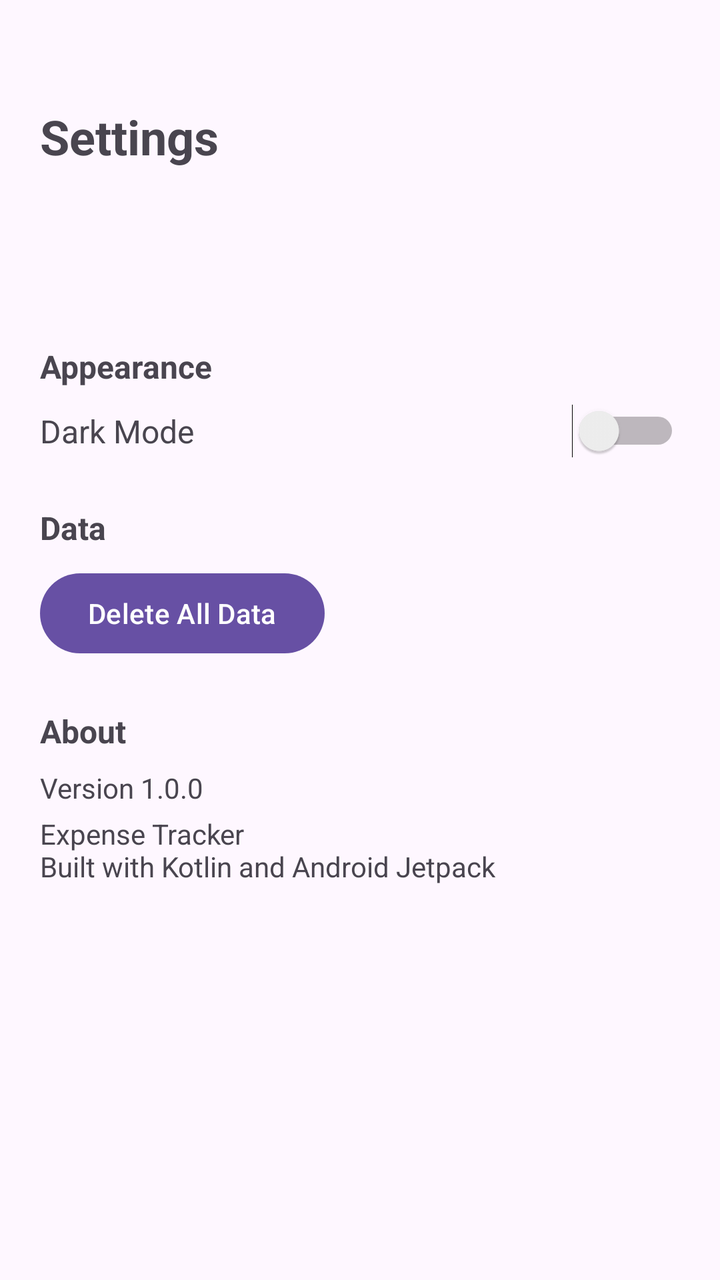
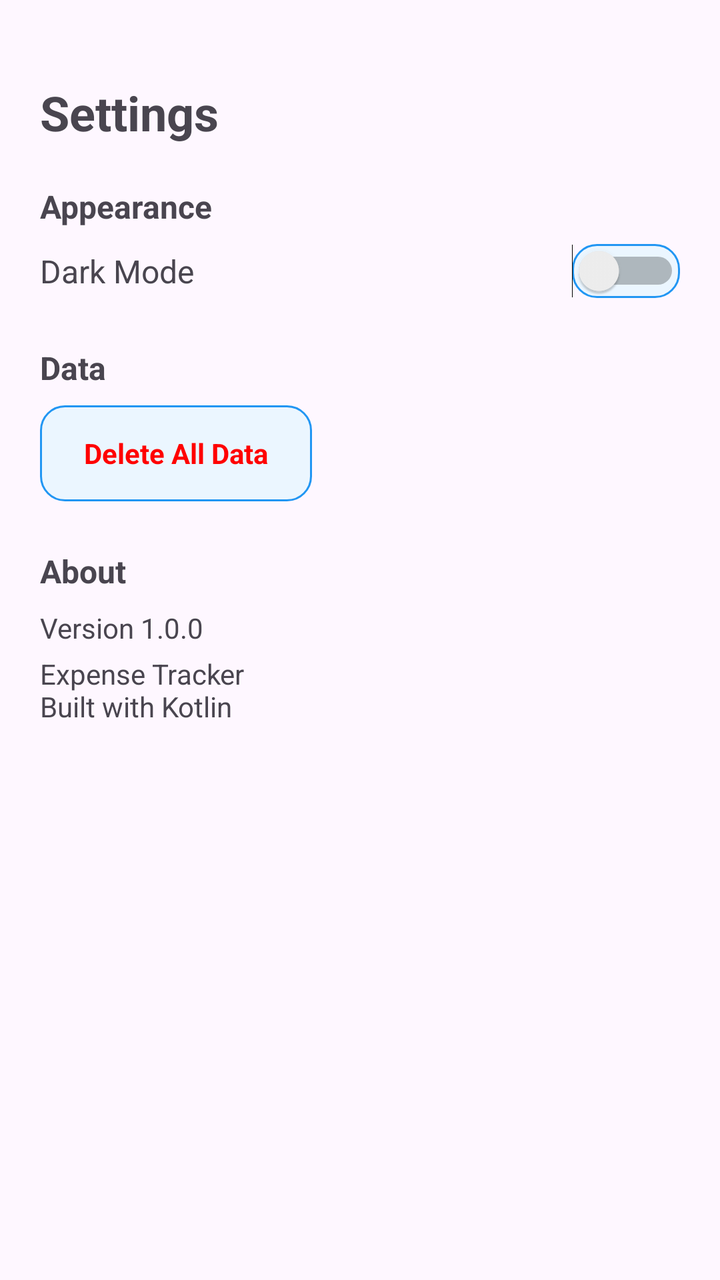

The first picture is an Android layout as it rendered before a commit; the second is the same layout after the commit. The layout source and the unified diff follow.
<!-- AndroidManifest.xml: application theme Theme.ExpenseTracker -->
<!-- res/layout/fragment_setting.xml -->
<?xml version="1.0" encoding="utf-8"?>
<ScrollView xmlns:android="http://schemas.android.com/apk/res/android"
    android:layout_width="match_parent"
    android:layout_height="match_parent">

    <LinearLayout
        android:layout_width="match_parent"
        android:layout_height="wrap_content"
        android:layout_marginTop="32dp"
        android:orientation="vertical"
        android:padding="20dp">

        <TextView
            android:layout_width="wrap_content"
            android:layout_height="wrap_content"
            android:layout_marginBottom="64dp"
            android:text="Settings"
            android:textSize="24sp"
            android:textStyle="bold" />

        

        <TextView
            android:layout_width="wrap_content"
            android:layout_height="wrap_content"
            android:layout_marginTop="24dp"
            android:text="Appearance"
            android:textSize="16sp"
            android:textStyle="bold" />

        <LinearLayout
            android:layout_width="match_parent"
            android:layout_height="wrap_content"
            android:layout_marginTop="8dp"
            android:gravity="center_vertical"
            android:orientation="horizontal">

            <TextView
                android:layout_width="0dp"
                android:layout_height="wrap_content"
                android:layout_weight="1"
                android:text="Dark Mode"
                android:textSize="16sp" />

            <Switch
                android:id="@+id/switchDarkMode"
                android:layout_width="wrap_content"
                android:layout_height="wrap_content" />

        </LinearLayout>

        

        <TextView
            android:layout_width="wrap_content"
            android:layout_height="wrap_content"
            android:layout_marginTop="24dp"
            android:text="Data"
            android:textSize="16sp"
            android:textStyle="bold" />

        <com.google.android.material.button.MaterialButton
            android:id="@+id/btnDeleteAllData"
            android:layout_width="wrap_content"
            android:layout_height="wrap_content"
            android:layout_marginTop="8dp"
            android:text="Delete All Data" />

        

        <TextView
            android:layout_width="wrap_content"
            android:layout_height="wrap_content"
            android:layout_marginTop="24dp"
            android:text="About"
            android:textSize="16sp"
            android:textStyle="bold" />

        <TextView
            android:id="@+id/tvVersion"
            android:layout_width="match_parent"
            android:layout_height="wrap_content"
            android:layout_marginTop="8dp"
            android:text="Version 1.0.0"
            android:textSize="14sp" />

        <TextView
            android:id="@+id/tvAbout"
            android:layout_width="match_parent"
            android:layout_height="wrap_content"
            android:layout_marginTop="4dp"
            android:text="Expense Tracker&#10;Built with Kotlin and Android Jetpack"
            android:textSize="14sp" />

    </LinearLayout>

</ScrollView>
<!-- resources referenced by this layout -->
<resources>
  <style name="Theme.ExpenseTracker" parent="Base.Theme.ExpenseTracker" />
  <style name="Base.Theme.ExpenseTracker" parent="Theme.Material3.DayNight.NoActionBar">
          
          
      </style>
</resources>

<!-- the commit's change to res/layout/fragment_setting.xml (unified diff, before → after) -->
@@ -1,19 +1,19 @@
 <?xml version="1.0" encoding="utf-8"?>
 <ScrollView xmlns:android="http://schemas.android.com/apk/res/android"
     android:layout_width="match_parent"
-    android:layout_height="match_parent">
+    android:layout_height="match_parent"
+    android:padding="20dp">
 
     <LinearLayout
         android:layout_width="match_parent"
         android:layout_height="wrap_content"
-        android:layout_marginTop="32dp"
-        android:orientation="vertical"
-        android:padding="20dp">
+        android:layout_marginTop="20dp"
+        android:orientation="vertical">
 
         <TextView
             android:layout_width="wrap_content"
             android:layout_height="wrap_content"
-            android:layout_marginBottom="64dp"
+            android:layout_marginBottom="12dp"
             android:text="Settings"
             android:textSize="24sp"
             android:textStyle="bold" />
@@ -23,7 +23,7 @@
         <TextView
             android:layout_width="wrap_content"
             android:layout_height="wrap_content"
-            android:layout_marginTop="24dp"
+            android:layout_marginTop="8dp"
             android:text="Appearance"
             android:textSize="16sp"
             android:textStyle="bold" />
@@ -45,7 +45,8 @@
             <Switch
                 android:id="@+id/switchDarkMode"
                 android:layout_width="wrap_content"
-                android:layout_height="wrap_content" />
+                android:layout_height="wrap_content"
+                android:background="@drawable/bg_button_ripple"/>
 
         </LinearLayout>
 
@@ -59,12 +60,22 @@
             android:textSize="16sp"
             android:textStyle="bold" />
 
-        <com.google.android.material.button.MaterialButton
+        <FrameLayout
             android:id="@+id/btnDeleteAllData"
-            android:layout_width="wrap_content"
-            android:layout_height="wrap_content"
+            android:layout_width="136dp"
+            android:layout_height="48dp"
             android:layout_marginTop="8dp"
-            android:text="Delete All Data" />
+            android:background="@drawable/bg_button_ripple">
+
+            <TextView
+                android:layout_width="match_parent"
+                android:layout_height="match_parent"
+                android:gravity="center"
+                android:text="Delete All Data"
+                android:textColor="@color/red"
+                android:textSize="14sp"
+                android:textStyle="bold" />
+        </FrameLayout>
 
         
 
@@ -89,7 +100,7 @@
             android:layout_width="match_parent"
             android:layout_height="wrap_content"
             android:layout_marginTop="4dp"
-            android:text="Expense Tracker&#10;Built with Kotlin and Android Jetpack"
+            android:text="Expense Tracker&#10;Built with Kotlin"
             android:textSize="14sp" />
 
     </LinearLayout>
<!-- resource entries referenced after the edit -->
@@ -1,5 +1,20 @@
 <!-- resources referenced by this layout -->
 <resources>
+  <color name="red">#FF0000</color>
+  <!-- drawable bg_button_ripple (drawable) -->
+  <?xml version="1.0" encoding="utf-8"?>
+  <ripple xmlns:android="http://schemas.android.com/apk/res/android"
+      android:color="#55000000">
+  
+      <item>
+          <shape android:shape="rectangle">
+              <solid android:color="#EBF6FF" />
+              <corners android:radius="12dp" />
+              <stroke android:width="1dp" android:color="#2196F3"/>
+          </shape>
+      </item>
+  
+  </ripple>
   <style name="Theme.ExpenseTracker" parent="Base.Theme.ExpenseTracker" />
   <style name="Base.Theme.ExpenseTracker" parent="Theme.Material3.DayNight.NoActionBar">
           
